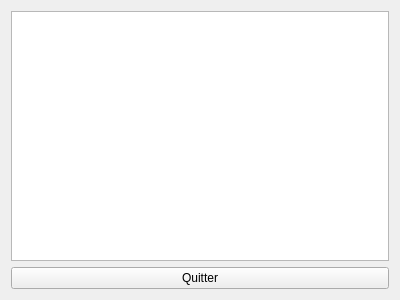
Old version of the form mainwindow.ui in the repository QuixoAlexJasonErwan/Quixo.
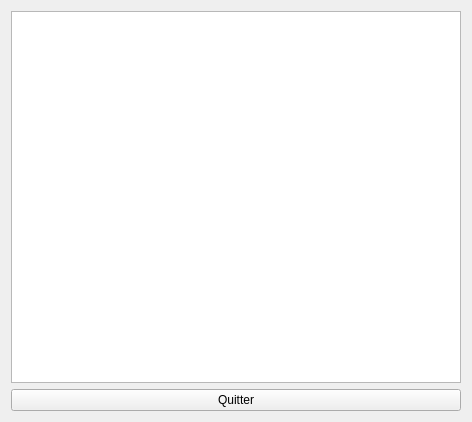
New version of the form.

What changed in the file:
```diff
--- a/mainwindow.ui
+++ b/mainwindow.ui
@@ -6,8 +6,8 @@
    <rect>
     <x>0</x>
     <y>0</y>
-    <width>400</width>
-    <height>300</height>
+    <width>472</width>
+    <height>422</height>
    </rect>
   </property>
   <property name="windowTitle">
```
